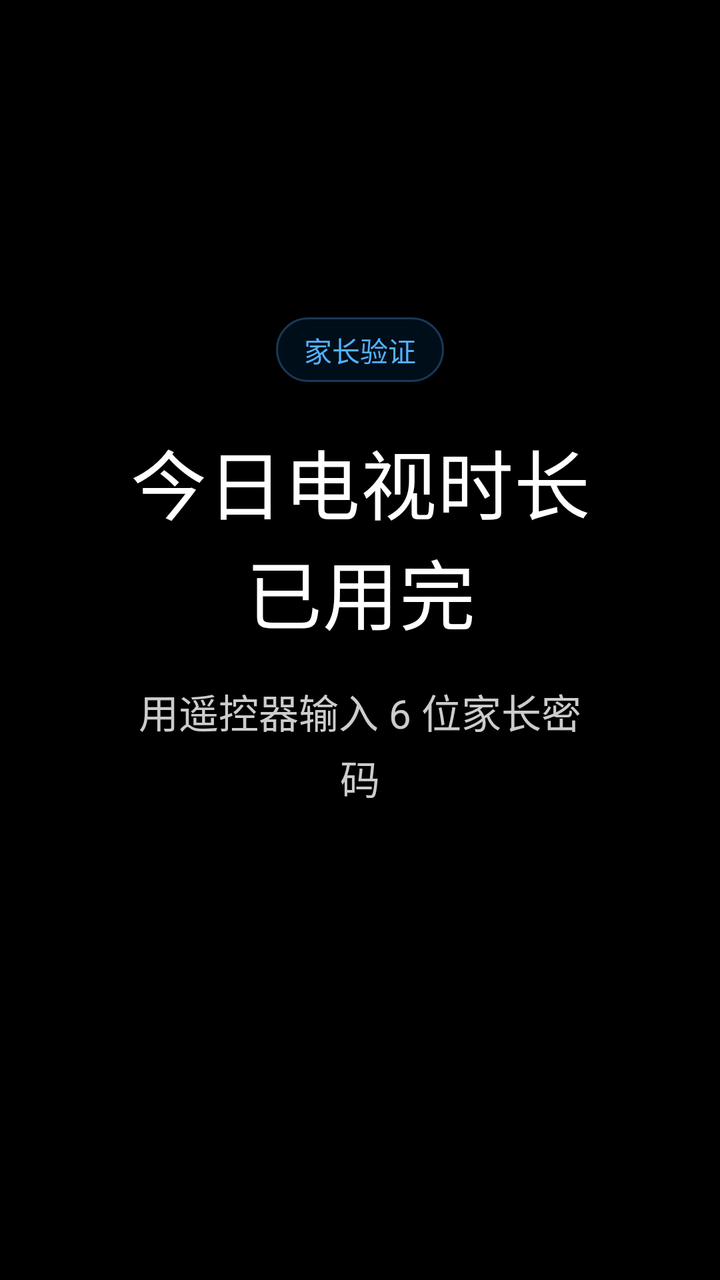
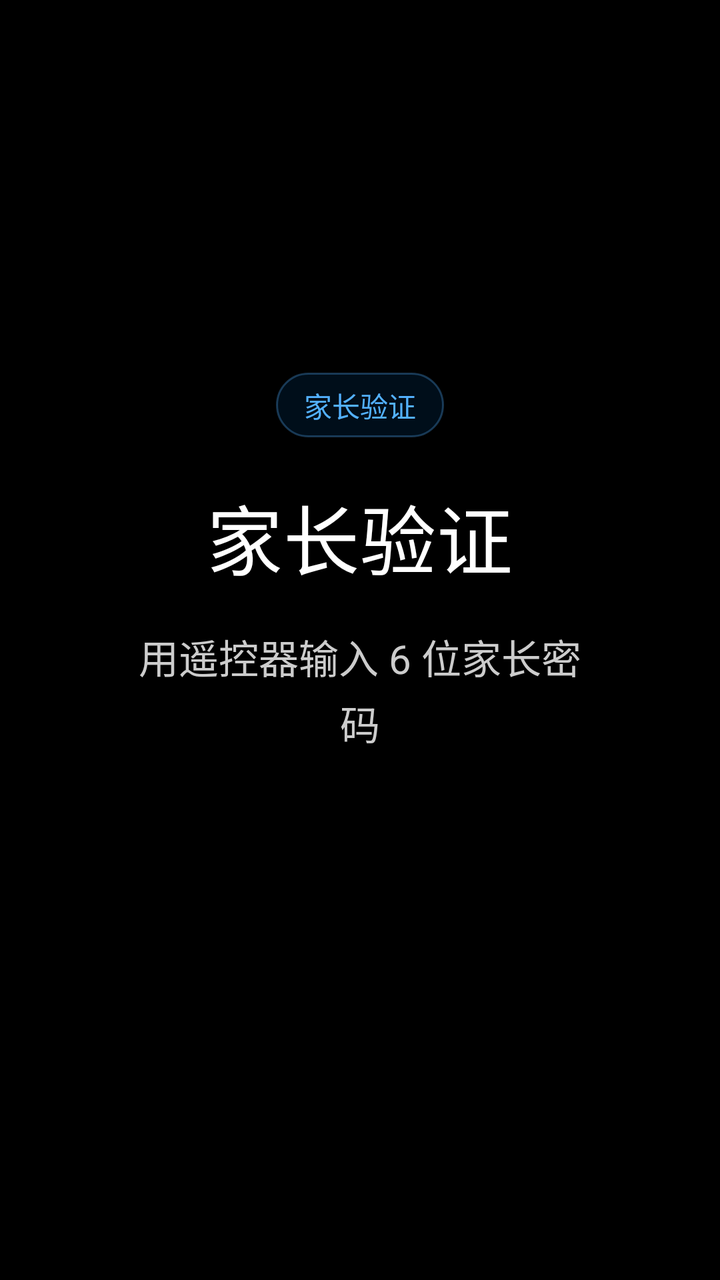

The first picture is an Android layout as it rendered before a commit; the second is the same layout after the commit. The layout source and the unified diff follow.
<!-- AndroidManifest.xml: application theme android:Theme.DeviceDefault.NoActionBar -->
<!-- res/layout/gate_screen.xml -->
<?xml version="1.0" encoding="utf-8"?>
<LinearLayout xmlns:android="http://schemas.android.com/apk/res/android"
    android:id="@+id/gate_root"
    android:layout_width="match_parent"
    android:layout_height="match_parent"
    android:background="@color/canvas"
    android:gravity="center"
    android:orientation="vertical"
    android:paddingStart="64dp"
    android:paddingEnd="64dp">

    <TextView
        android:id="@+id/lock_brand"
        style="@style/Text.Caption"
        android:layout_width="wrap_content"
        android:layout_height="wrap_content"
        android:background="@drawable/pill_bg"
        android:paddingStart="14dp"
        android:paddingTop="6dp"
        android:paddingEnd="14dp"
        android:paddingBottom="6dp"
        android:text="家长验证"
        android:textColor="@color/accent_light" />

    <TextView
        android:id="@+id/lock_title"
        style="@style/Text.Display"
        android:layout_width="wrap_content"
        android:layout_height="wrap_content"
        android:layout_marginTop="22dp"
        android:gravity="center"
        android:text="今日电视时长已用完"
        android:textSize="38sp" />

    <TextView
        android:id="@+id/lock_prompt"
        style="@style/Text.Body"
        android:layout_width="wrap_content"
        android:layout_height="wrap_content"
        android:layout_marginTop="18dp"
        android:gravity="center"
        android:text="用遥控器输入 6 位家长密码"
        android:textSize="20sp" />

    <TextView
        android:id="@+id/lock_input"
        style="@style/Text.Accent"
        android:layout_width="wrap_content"
        android:layout_height="wrap_content"
        android:layout_marginTop="22dp"
        android:gravity="center"
        android:minHeight="56dp"
        android:textColor="@color/accent_light"
        android:textSize="40sp" />
</LinearLayout>
<!-- resources referenced by this layout -->
<resources>
  <color name="accent_light">#53B1FF</color>
  <color name="canvas">#000000</color>
  <!-- drawable pill_bg (drawable) -->
  <?xml version="1.0" encoding="utf-8"?>
  <shape xmlns:android="http://schemas.android.com/apk/res/android"
      android:shape="rectangle">
      <solid android:color="#1F0070D1" />
      <corners android:radius="999dp" />
      <stroke android:width="1dp" android:color="#4D53B1FF" />
  </shape>
  <style name="Text.Accent">
          <item name="android:textColor">@color/accent_light</item>
          <item name="android:textSize">30sp</item>
          <item name="android:letterSpacing">0.18</item>
          <item name="android:includeFontPadding">false</item>
      </style>
  <style name="Text.Body">
          <item name="android:textColor">@color/on_dark_mute</item>
          <item name="android:textSize">17sp</item>
          <item name="android:lineSpacingExtra">4dp</item>
          <item name="android:includeFontPadding">false</item>
      </style>
  <style name="Text.Caption">
          <item name="android:textColor">@color/mute_dark</item>
          <item name="android:textSize">14sp</item>
          <item name="android:includeFontPadding">false</item>
      </style>
  <style name="Text.Display">
          <item name="android:textColor">@color/on_dark</item>
          <item name="android:textSize">34sp</item>
          <item name="android:textStyle">normal</item>
          <item name="android:letterSpacing">0.01</item>
          <item name="android:includeFontPadding">false</item>
      </style>
  <color name="on_dark_mute">#CCCCCC</color>
  <color name="mute_dark">#99E5E5E5</color>
  <color name="on_dark">#FFFFFF</color>
</resources>

<!-- the commit's change to res/layout/gate_screen.xml (unified diff, before → after) -->
@@ -29,7 +29,7 @@
         android:layout_height="wrap_content"
         android:layout_marginTop="22dp"
         android:gravity="center"
-        android:text="今日电视时长已用完"
+        android:text="家长验证"
         android:textSize="38sp" />
 
     <TextView
